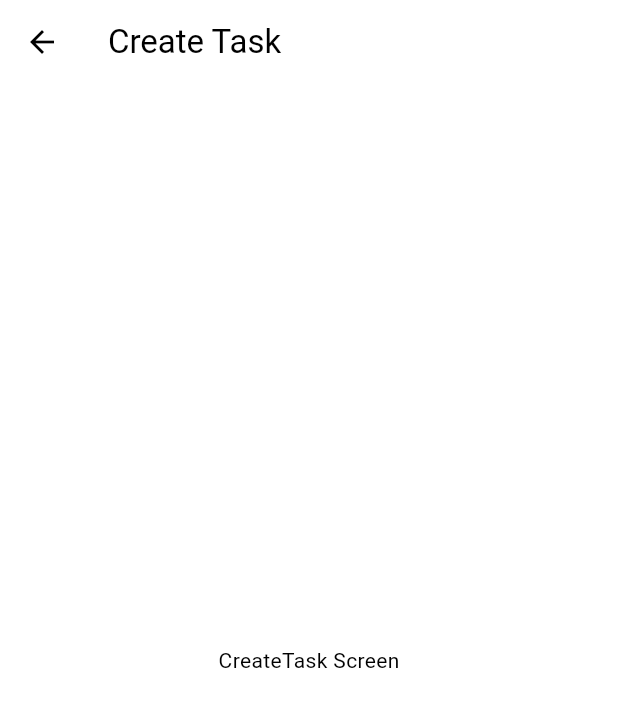
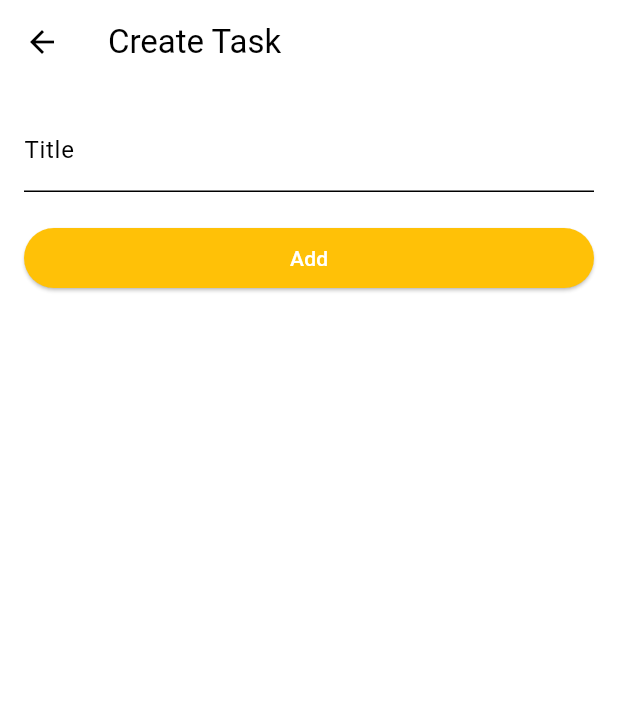
Before and after one commit to epicdevler/flutter_task_app, a Flutter app: the screen it shows after launch, after a tap on the "add" icon, on a phone screen of 412 x 824 dp. Shown: the top 707 px of the screen. Run offline on Flutter 3.47's test engine with Material 2 defaults, Android fonts, the phone set to English and light mode, and no system bars.

Commit message:
Implemented adding & deleting of tasks

```diff
--- a/lib/main.dart
+++ b/lib/main.dart
@@ -1,18 +1,45 @@
+import 'package:flutter/foundation.dart';
 import 'package:flutter/material.dart';
 import 'package:task_app/screens/create_screen.dart';
 import 'package:task_app/screens/home_screen.dart';
 import 'package:task_app/utils/routes.dart';
+import 'package:task_app/utils/task.dart';
 
 void main() {
-  runApp(const TaskApp());
+  runApp(TaskApp());
 }
 
-class TaskApp extends StatelessWidget {
-  const TaskApp({super.key});
+class TaskApp extends StatefulWidget {
+  List<Task> taskList = [];
+
+  TaskApp({super.key});
 
   @override
+  State<StatefulWidget> createState() => _TaskApp();
+}
+
+class _TaskApp extends State<TaskApp> {
+  @override
   Widget build(BuildContext context) {
-    // TODO: implement build
+    void addTask({required Task task}) {
+      setState(() {
+        widget.taskList.add(task);
+      });
+    }
+
+    void removeTask({required Task task}) {
+      setState(() {
+        widget.taskList.remove(task);
+      });
+    }
+
+    List<Task> getTasks() => widget.taskList;
+
+    void toggleCompleteStatus({required int taskPosition}) {
+      widget.taskList[taskPosition].isCompleted =
+          !widget.taskList[taskPosition].isCompleted;
+    }
+
     return MaterialApp(
       theme: ThemeData(
         colorScheme: ColorScheme.fromSwatch(
@@ -22,8 +49,13 @@ class TaskApp extends StatelessWidget {
       ),
       initialRoute: home,
       routes: {
-        home: (BuildContext routeContext) => const HomeScreen(),
-        createTask: (context) => const CreateTaskScreen(),
+        home: (BuildContext routeContext) => HomeScreen(
+              getTasks: getTasks,
+              removeTask: removeTask,
+              toggleCompleteStatus: toggleCompleteStatus,
+            ),
+        createTask: (context) =>
+            CreateTaskScreen(addTask: addTask, removeTask: removeTask),
       },
     );
   }
--- a/lib/screens/create_screen.dart
+++ b/lib/screens/create_screen.dart
@@ -1,8 +1,16 @@
-
 import 'package:flutter/material.dart';
 
+import '../utils/task.dart';
+
 class CreateTaskScreen extends StatefulWidget {
-  const CreateTaskScreen({super.key});
+  final void Function({required Task task}) addTask;
+  final void Function({required Task task}) removeTask;
+
+  const CreateTaskScreen({
+    super.key,
+    required this.addTask,
+    required this.removeTask,
+  });
 
   @override
   State<CreateTaskScreen> createState() => _CreateTaskScreenState();
@@ -11,10 +19,45 @@ class CreateTaskScreen extends StatefulWidget {
 class _CreateTaskScreenState extends State<CreateTaskScreen> {
   @override
   Widget build(BuildContext context) {
+    String taskTitle = "";
+    String description = "";
+    var colorScheme = Theme.of(context).colorScheme;
     return Scaffold(
-      body: const SafeArea(
-        child: Center(
-          child: Text("CreateTask Screen"),
+      body: SafeArea(
+        child: Padding(
+          padding: const EdgeInsets.all(16.0),
+          child: Column(
+            children: [
+              TextField(
+                controller: TextEditingController(
+                  text: taskTitle
+                ),
+                decoration: const InputDecoration(
+                  labelText: "Title",
+                ),
+                onChanged: (value) {
+                  taskTitle = value;
+                },
+              ),
+              const SizedBox(height: 20.0),
+              SizedBox(
+                width: MediaQuery.of(context).size.width,
+                child: ElevatedButton(
+                  style: ButtonStyle(
+                    backgroundColor: MaterialStateProperty.all(colorScheme.primary),
+                  ),
+                    onPressed: () {
+                      var task = Task(taskTitle, description, DateTime.now());
+                      widget.addTask(task: task);
+                      taskTitle = "";
+                      description = "";
+                    },
+                    child: const Text("Add", style: TextStyle(
+                      color: Colors.white
+                    ),)),
+              )
+            ],
+          ),
         ),
       ),
       appBar: AppBar(
--- /dev/null
+++ b/lib/utils/task.dart
@@ -0,0 +1,9 @@
+class Task {
+  final String title;
+  final String description;
+  bool isCompleted;
+  final DateTime timeStamp;
+
+  Task(this.title, this.description, this.timeStamp,
+      {this.isCompleted = false});
+}
```
Also changed, not shown: lib/screens/home_screen.dart (+45 -4 lines).
